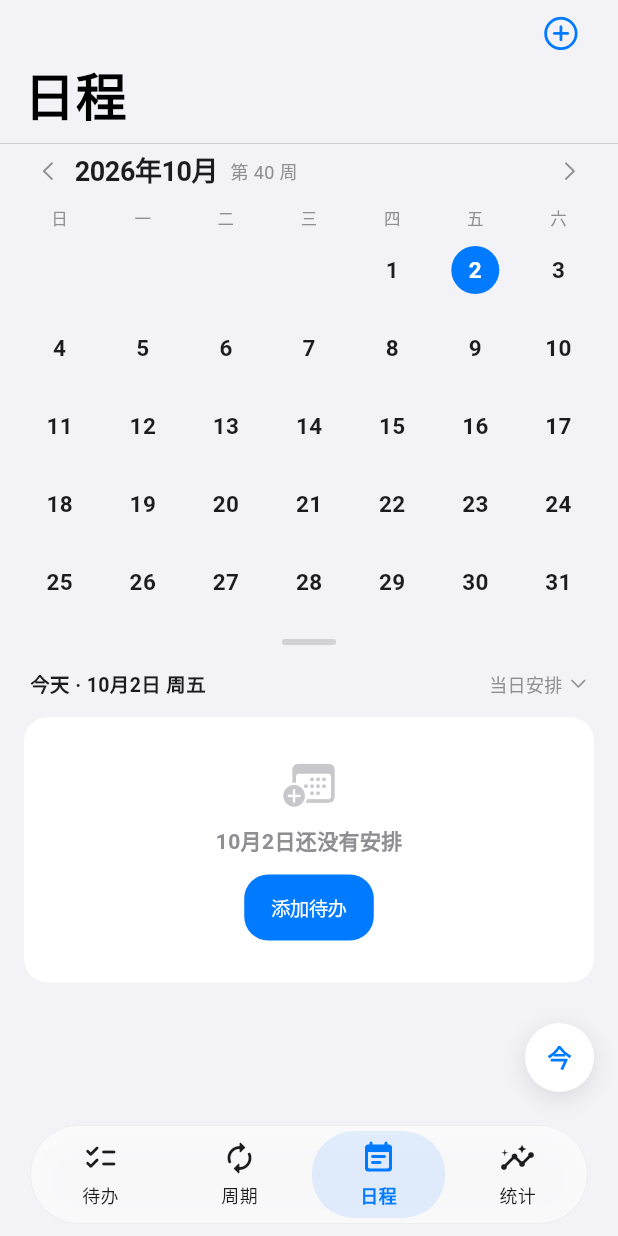
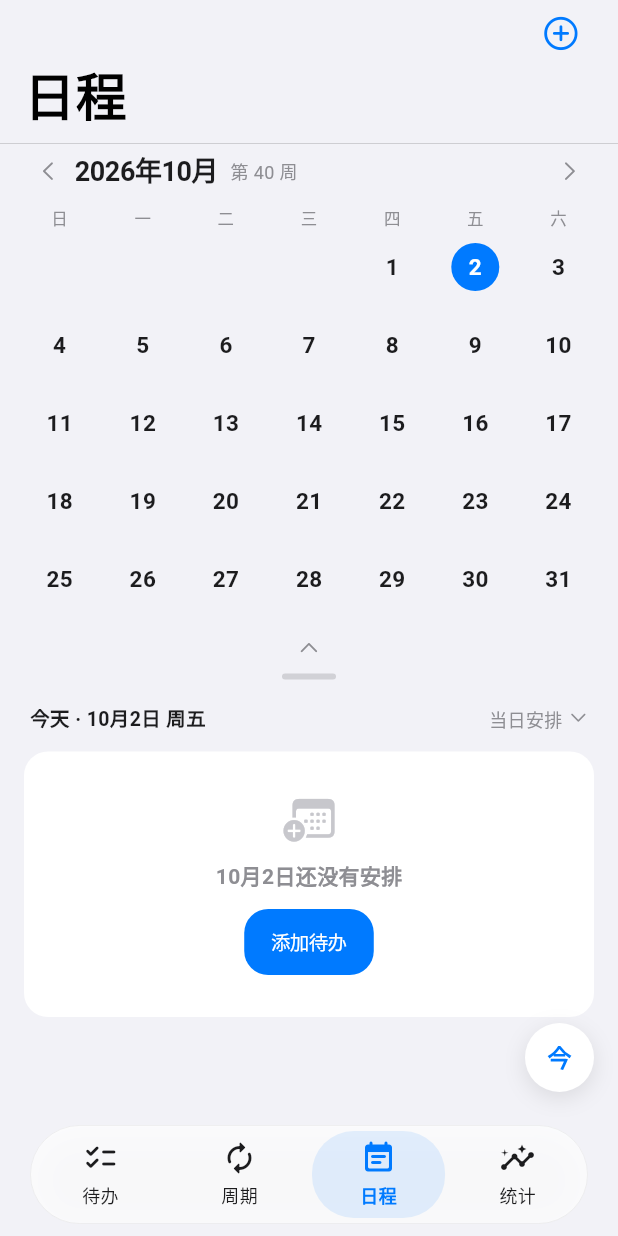
Before and after one commit to AndOhhh/qingyun_todo, a Flutter app: the screen it shows after launch, item 3 of the bottom bar chosen, on a phone screen of 412 x 824 dp. Run offline on Flutter 3.47's test engine with Material 3 defaults, Android fonts, the phone set to English and light mode, and no system bars; our stand-ins replace flutter_riverpod, sqflite; accounts and stored records are empty.

Commit message:
feat(Phase 4.1): 日程页增强 2a/3/4/5/9（不动 schema）
- 2a 当日时间轴：0–24h 轨道 + 每个带提醒时间的任务一个刻度点（红=逾期/蓝=未完成/绿=已完成），
  「全天」任务以独立标签呈现；新增 DayTimeline 组件（为 2b 区间条预留升级点）
- 3 月历 ↔ 单周折叠：折叠后只渲染选中日所在周，跨月日期补全并置灰；把手带语义标签（折叠为单周/展开月历）
- 4 日期角标条数：1 条画圆点、>1 条显示数字（DayMarkerBadge）
- 5 当日安排已完成沉底：dayTasksProvider 内排序，未完成在前
- 9 当月概览：本月 N 项 / 已完成 M / 完成率 + 细进度条，复用 monthMarkersProvider 聚合结果，不新增查询

测试：+6 用例（时间轴刻度与全天标签、单周折叠含跨月补全、角标条数、已完成沉底、当月概览、空月不渲染），合计 89 全绿
真机（macOS）目视验收：角标数字 3、红/蓝点、本月 5 项 20%、全天 1 + 双刻度点、折叠态周行 27~3、已完成沉底均正确

```diff
--- a/lib/pages/schedule/index.dart
+++ b/lib/pages/schedule/index.dart
@@ -7,6 +7,8 @@ import 'package:qingyun_todo/components/swipe_action.dart';
 import 'package:qingyun_todo/logic/todo_actions.dart';
 import 'package:qingyun_todo/models/todo.dart';
 import 'package:qingyun_todo/models/todo_groups.dart';
+import 'package:qingyun_todo/pages/schedule/widgets/day_timeline.dart';
+import 'package:qingyun_todo/pages/schedule/widgets/month_summary.dart';
 import 'package:qingyun_todo/pages/schedule/widgets/schedule_calendar.dart';
 import 'package:qingyun_todo/pages/schedule/widgets/schedule_task_card.dart';
 import 'package:qingyun_todo/stores/schedule_store.dart';
@@ -34,6 +36,9 @@ class _ScheduleViewState extends ConsumerState<ScheduleView> {
 
   /// 「当日安排」是否折叠（纯 UI 状态，留在 Widget 内）
   bool _dayCollapsed = false;
+
+  /// 月历是否折叠为单周（3，纯 UI 状态）
+  bool _weekOnly = false;
 
   void _selectDay(DateTime day) {
     setState(() {
@@ -100,14 +105,34 @@ class _ScheduleViewState extends ConsumerState<ScheduleView> {
                   selected: _selected,
                   today: today,
                   markers: markersAsync.valueOrNull ?? const <String, DayMarkers>{},
+                  weekOnly: _weekOnly,
                   onDaySelected: _selectDay,
                   onPrevMonth: () => _shiftMonth(-1),
                   onNextMonth: () => _shiftMonth(1),
+                  onToggleWeekOnly: () =>
+                      setState(() => _weekOnly = !_weekOnly),
+                ),
+              ),
+              // 当月概览（9）：复用月历标记的聚合结果，不新增查询
+              SliverToBoxAdapter(
+                child: MonthSummary(
+                  markers: markersAsync.valueOrNull ?? const <String, DayMarkers>{},
                 ),
               ),
               SliverToBoxAdapter(
                 child: _buildDayHeader(tasksAsync.valueOrNull?.length),
               ),
+              // 当日时间轴（2a）：仅在有安排且未折叠时展示
+              if (!_dayCollapsed)
+                ...tasksAsync.when(
+                  loading: () => <Widget>[],
+                  error: (error, _) => <Widget>[],
+                  data: (tasks) => tasks.isEmpty
+                      ? <Widget>[]
+                      : <Widget>[
+                          SliverToBoxAdapter(child: DayTimeline(tasks: tasks)),
+                        ],
+                ),
               if (!_dayCollapsed)
                 ...tasksAsync.when(
                   loading: () => <Widget>[_skeletonSliver()],
--- a/lib/pages/schedule/widgets/schedule_calendar.dart
+++ b/lib/pages/schedule/widgets/schedule_calendar.dart
@@ -4,12 +4,12 @@ import 'package:flutter/material.dart';
 import 'package:qingyun_todo/models/todo_groups.dart';
 import 'package:qingyun_todo/utils/date_util.dart';
 
-/// 日程页月历：月份头（含周序号与翻页）+ 星期行 + 周日开头的日期网格（FR-16）。
+/// 日程页月历：月份头（含周序号与翻页）+ 星期行 + 日期网格（FR-16）。
 ///
-/// 标记点语义（逾期不入库，按「日期 < 今天」实时派生）：
-/// - 红点：当天有**逾期未完成**
-/// - 蓝点：当天有未完成
-/// - 绿点：当天全部完成
+/// - 支持**月 ↔ 单周折叠**（3）：折叠后只渲染选中日所在周，跨月日期补全并置灰；
+/// - 标记（4）：当天 1 条 → 圆点；>1 条 → 数字角标；颜色语义同下；
+/// - 颜色语义（逾期不入库，按「日期 < 今天」实时派生）：
+///   红 = 有逾期未完成，蓝 = 有未完成，绿 = 全部完成。
 ///
 /// 农历 / 节假日 / 班休标签不在本组件内（见 docs/07 §J 待确认清单）。
 class ScheduleCalendar extends StatelessWidget {
@@ -22,9 +22,13 @@ class ScheduleCalendar extends StatelessWidget {
   /// `{YYYY-MM-DD: DayMarkers}`
   final Map<String, DayMarkers> markers;
 
+  /// 是否折叠为单周视图（3）
+  final bool weekOnly;
+
   final ValueChanged<DateTime> onDaySelected;
   final VoidCallback onPrevMonth;
   final VoidCallback onNextMonth;
+  final VoidCallback onToggleWeekOnly;
 
   const ScheduleCalendar({
     super.key,
@@ -32,9 +36,11 @@ class ScheduleCalendar extends StatelessWidget {
     required this.selected,
     required this.today,
     required this.markers,
+    required this.weekOnly,
     required this.onDaySelected,
     required this.onPrevMonth,
     required this.onNextMonth,
+    required this.onToggleWeekOnly,
   });
 
   static const Color _kBlue = Color(0xFF007AFF);
@@ -42,15 +48,18 @@ class ScheduleCalendar extends StatelessWidget {
   static const Color _kGreen = Color(0xFF34C759);
   static const Color _kText = Color(0xFF1C1C1E);
   static const Color _kMuted = Color(0xFF8E8E93);
+  static const Color _kDim = Color(0xFFC7C7CC);
 
   bool get _isCurrentMonth =>
       month.year == today.year && month.month == today.month;
 
   @override
   Widget build(BuildContext context) {
-    final cells = DateUtil.monthGrid(month);
+    final cells = weekOnly
+        ? DateUtil.weekOf(selected).map<DateTime?>((d) => d).toList()
+        : DateUtil.monthGrid(month);
     return Padding(
-      padding: const EdgeInsets.fromLTRB(12, 4, 12, 4),
+      padding: const EdgeInsets.fromLTRB(12, 4, 12, 0),
       child: Column(
         children: <Widget>[
           _buildHeader(),
@@ -80,6 +89,7 @@ class ScheduleCalendar extends StatelessWidget {
               ],
             ),
           ),
+          _buildWeekToggle(),
         ],
       ),
     );
@@ -152,12 +162,38 @@ class ScheduleCalendar extends StatelessWidget {
     );
   }
 
+  /// 月 ↔ 单周折叠把手（参考图：折叠态在周行下方显示向下箭头）
+  Widget _buildWeekToggle() {
+    return Semantics(
+      button: true,
+      label: weekOnly ? '展开月历' : '折叠为单周',
+      child: GestureDetector(
+        behavior: HitTestBehavior.opaque,
+        onTap: onToggleWeekOnly,
+        child: Padding(
+          padding: const EdgeInsets.symmetric(vertical: 6),
+          child: AnimatedRotation(
+            turns: weekOnly ? 0.5 : 0,
+            duration: const Duration(milliseconds: 220),
+            child: const Icon(
+              CupertinoIcons.chevron_up,
+              size: 15,
+              color: _kMuted,
+            ),
+          ),
+        ),
+      ),
+    );
+  }
+
   Widget _buildCell(DateTime? day) {
     if (day == null) return const SizedBox(height: 52);
     final key = DateUtil.formatDate(day);
     final marker = markers[key];
     final isSelected = DateUtil.dateOnly(day) == DateUtil.dateOnly(selected);
     final isToday = DateUtil.dateOnly(day) == DateUtil.dateOnly(today);
+    // 单周视图下跨月日期置灰（参考图折叠态的 30 / 31）
+    final isOutsideMonth = weekOnly && day.month != month.month;
 
     return GestureDetector(
       behavior: HitTestBehavior.opaque,
@@ -188,20 +224,17 @@ class ScheduleCalendar extends StatelessWidget {
                         isSelected || isToday ? FontWeight.w700 : FontWeight.w600,
                     color: isSelected
                         ? Colors.white
-                        : (isToday ? _kBlue : _kText),
+                        : isOutsideMonth
+                            ? _kDim
+                            : (isToday ? _kBlue : _kText),
                   ),
                 ),
               ),
             ),
-            const SizedBox(height: 3),
-            // 事件标记点
-            Container(
-              width: 5,
-              height: 5,
-              decoration: BoxDecoration(
-                color: _markerColor(day, marker),
-                shape: BoxShape.circle,
-              ),
+            const SizedBox(height: 2),
+            DayMarkerBadge(
+              count: marker == null ? 0 : marker.pending + marker.done,
+              color: _markerColor(day, marker),
             ),
           ],
         ),
@@ -214,6 +247,49 @@ class ScheduleCalendar extends StatelessWidget {
     if (marker.hasPending && day.isBefore(today)) return _kRed;
     if (marker.hasPending) return _kBlue;
     return _kGreen;
+  }
+}
+
+/// 日期标记（4）：0 条不占位，1 条画圆点，>1 条显示数字角标
+class DayMarkerBadge extends StatelessWidget {
+  final int count;
+  final Color color;
+
+  const DayMarkerBadge({super.key, required this.count, required this.color});
+
+  @override
+  Widget build(BuildContext context) {
+    if (count <= 0 || color == Colors.transparent) {
+      return const SizedBox(width: 14, height: 10);
+    }
+    if (count == 1) {
+      return SizedBox(
+        width: 14,
+        height: 10,
+        child: Center(
+          child: Container(
+            width: 5,
+            height: 5,
+            decoration: BoxDecoration(color: color, shape: BoxShape.circle),
+          ),
+        ),
+      );
+    }
+    return SizedBox(
+      width: 14,
+      height: 10,
+      child: Center(
+        child: Text(
+          '$count',
+          style: TextStyle(
+            fontSize: 9,
+            height: 1,
+            fontWeight: FontWeight.w700,
+            color: color,
+          ),
+        ),
+      ),
+    );
   }
 }
 
--- a/lib/stores/schedule_store.dart
+++ b/lib/stores/schedule_store.dart
@@ -18,10 +18,19 @@ final FutureProviderFamily<Map<String, DayMarkers>, String>
       ref.watch(taskRepositoryProvider).queryMonthMarkers(monthKey),
 );
 
-/// 某一天（含常规 + 周期实例）的全部待办，按 提醒时间 → sort_order 排序
+/// 某一天（含常规 + 周期实例）的全部待办。
+///
+/// 排序（5）：未完成在前（提醒时间 → sort_order），**已完成沉底**，
+/// 与待办页「已完成」单独分组的阅读习惯保持一致。
 final FutureProviderFamily<List<Todo>, String> dayTasksProvider =
     FutureProvider.family<List<Todo>, String>(
-  (ref, dateKey) => ref
-      .watch(taskRepositoryProvider)
-      .queryByDate(DateUtil.parseDate(dateKey)),
+  (ref, dateKey) async {
+    final tasks = await ref
+        .watch(taskRepositoryProvider)
+        .queryByDate(DateUtil.parseDate(dateKey));
+    return <Todo>[
+      ...tasks.where((t) => !t.isCompleted),
+      ...tasks.where((t) => t.isCompleted),
+    ];
+  },
 );
```
Also changed, not shown: lib/pages/schedule/widgets/day_timeline.dart (added, +111 -0 lines), lib/pages/schedule/widgets/month_summary.dart (added, +70 -0 lines), 1 other file.
